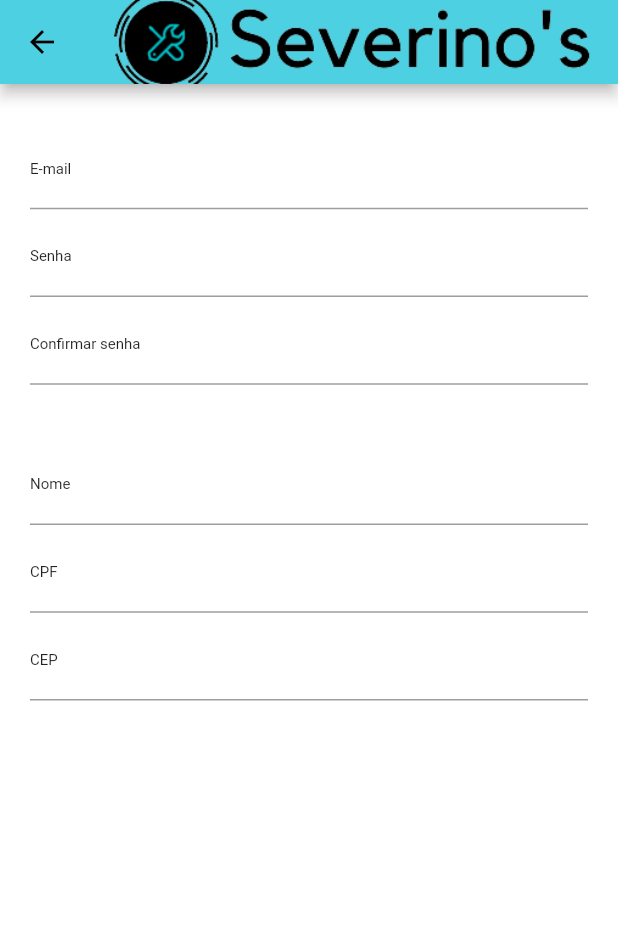
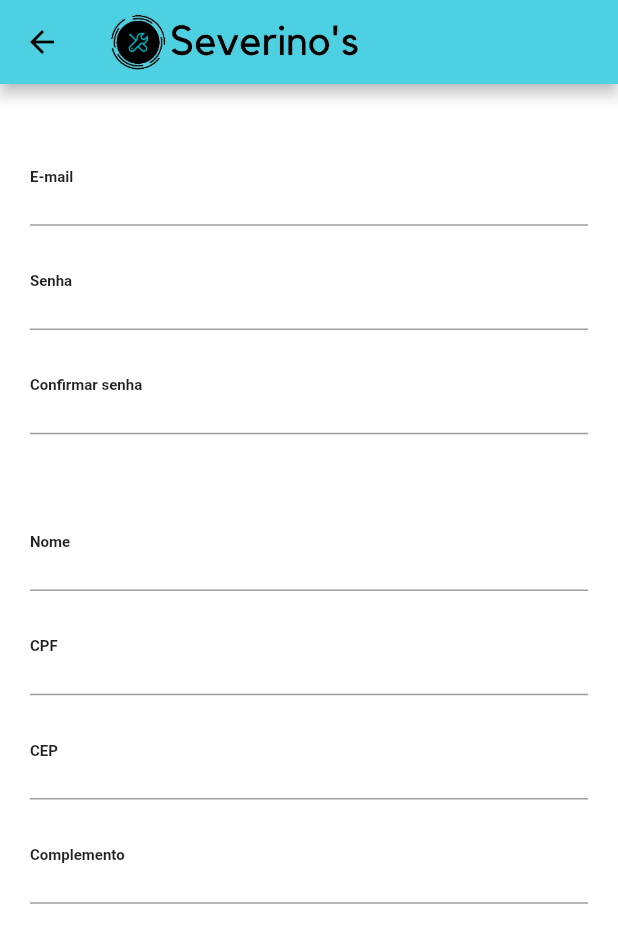
Before and after one commit to Universidade-Paulista/TCC-Severinos, a Flutter app: the Cadastro screen opened directly, on a phone screen of 412 x 824 dp. Shown: the top 943 px of the screen. Run offline on Flutter 3.47's test engine with Material 2 defaults, Android fonts, the light colour scheme and no system bars; our stand-ins replace brasil_fields, get.

Commit message:
Update Cadastro.dart

```diff
--- a/lib/telas/Cadastro.dart
+++ b/lib/telas/Cadastro.dart
@@ -15,9 +15,8 @@ class _CadastroState extends State<Cadastro> {
       appBar: AppBar(
         title: Image.asset(
           'assets/Logos/LogoEscrita.png',
-          height: 225,
-          width: 600,
-          alignment: Alignment.centerLeft,
+          height: 40,
+          alignment: Alignment.center,
         ),
       ),
       body: Container(
@@ -35,11 +34,13 @@ class _CadastroState extends State<Cadastro> {
                 labelText: "E-mail",
                 labelStyle: TextStyle(
                   color: Colors.black87,
-                  fontWeight: FontWeight.w400,
+                  fontWeight: FontWeight.bold,
                   fontSize: 10,
                 ),
               ),
-              style: TextStyle(fontSize: 15),
+              style: TextStyle(
+                fontSize: 25,
+              ),
             ),
             SizedBox(
               height: 5,
@@ -51,11 +52,13 @@ class _CadastroState extends State<Cadastro> {
                 labelText: "Senha",
                 labelStyle: TextStyle(
                   color: Colors.black87,
-                  fontWeight: FontWeight.w400,
+                  fontWeight: FontWeight.bold,
                   fontSize: 10,
                 ),
               ),
-              style: TextStyle(fontSize: 15),
+              style: TextStyle(
+                fontSize: 25,
+              ),
             ),
             SizedBox(
               height: 5,
@@ -67,11 +70,13 @@ class _CadastroState extends State<Cadastro> {
                 labelText: "Confirmar senha",
                 labelStyle: TextStyle(
                   color: Colors.black87,
-                  fontWeight: FontWeight.w400,
+                  fontWeight: FontWeight.bold,
                   fontSize: 10,
                 ),
               ),
-              style: TextStyle(fontSize: 15),
+              style: TextStyle(
+                fontSize: 25,
+              ),
             ),
             SizedBox(
               height: 40,
@@ -82,11 +87,13 @@ class _CadastroState extends State<Cadastro> {
                 labelText: "Nome",
                 labelStyle: TextStyle(
                   color: Colors.black87,
-                  fontWeight: FontWeight.w400,
+                  fontWeight: FontWeight.bold,
                   fontSize: 10,
                 ),
               ),
-              style: TextStyle(fontSize: 15),
+              style: TextStyle(
+                fontSize: 25,
+              ),
             ),
             SizedBox(
               height: 5,
@@ -101,11 +108,13 @@ class _CadastroState extends State<Cadastro> {
                 labelText: "CPF",
                 labelStyle: TextStyle(
                   color: Colors.black87,
-                  fontWeight: FontWeight.w400,
+                  fontWeight: FontWeight.bold,
                   fontSize: 10,
                 ),
               ),
-              style: TextStyle(fontSize: 15),
+              style: TextStyle(
+                fontSize: 25,
+              ),
             ),
             SizedBox(
               height: 5,
@@ -120,11 +129,30 @@ class _CadastroState extends State<Cadastro> {
                 labelText: "CEP",
                 labelStyle: TextStyle(
                   color: Colors.black87,
-                  fontWeight: FontWeight.w400,
+                  fontWeight: FontWeight.bold,
                   fontSize: 10,
                 ),
               ),
-              style: TextStyle(fontSize: 15),
+              style: TextStyle(
+                fontSize: 25,
+              ),
+            ),
+            SizedBox(
+              height: 5,
+            ),
+            TextFormField(
+              keyboardType: TextInputType.text,
+              decoration: InputDecoration(
+                labelText: "Complemento",
+                labelStyle: TextStyle(
+                  color: Colors.black87,
+                  fontWeight: FontWeight.bold,
+                  fontSize: 10,
+                ),
+              ),
+              style: TextStyle(
+                fontSize: 25,
+              ),
             ),
           ],
         ),
```
